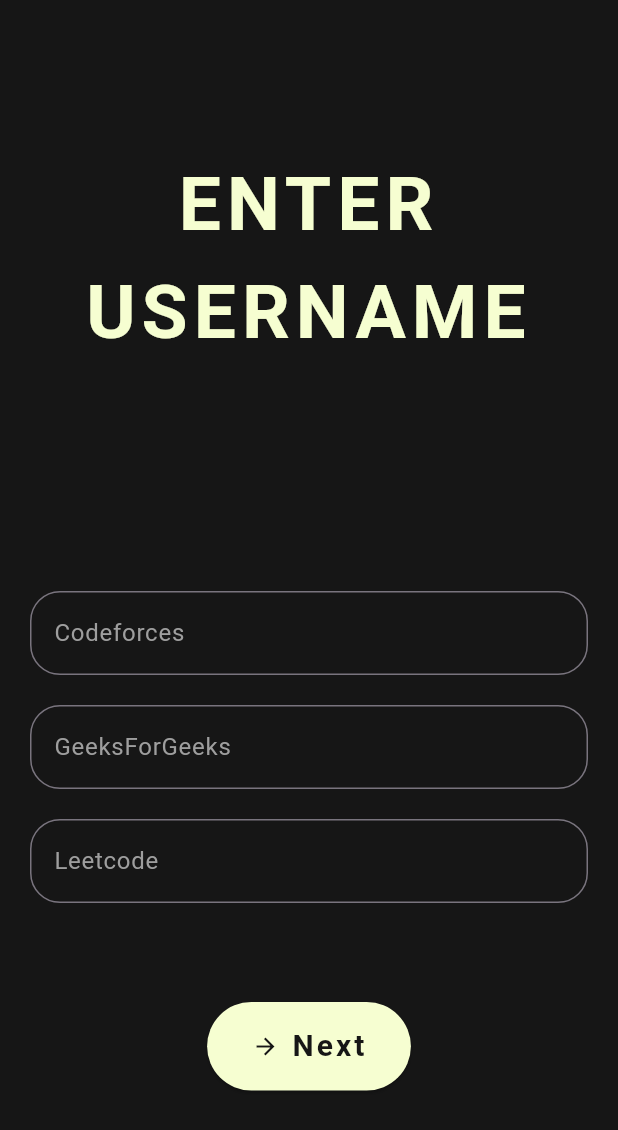
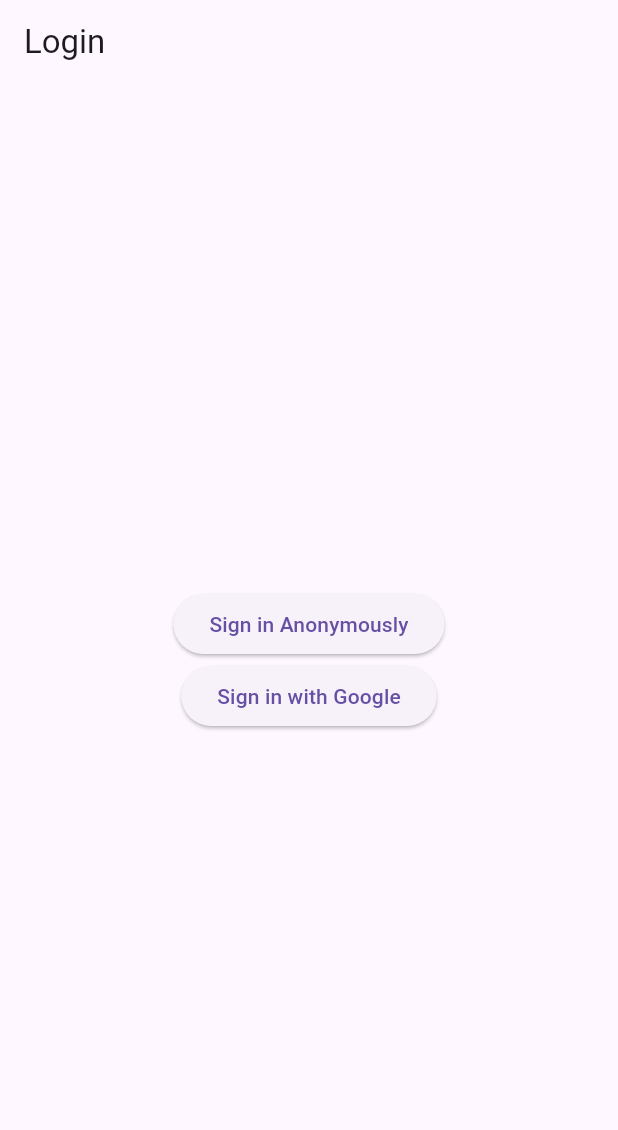
Before and after one commit to Udbhav2105/DevCodeX, a Flutter app: the screen it shows after launch, on a phone screen of 412 x 824 dp. Shown: the top 1130 px of the screen. Run offline on Flutter 3.47's test engine with Material 3 defaults, Android fonts, the phone set to English and light mode, and no system bars; our stand-ins replace firebase_auth, firebase_core, flutter_spinkit, flutter_svg, google_sign_in, syncfusion_flutter_charts; missing offline and left inert: leetcode_unofficial_api; accounts and stored records are empty.

Commit message:
Firebase authentication added

```diff
--- /dev/null
+++ b/lib/firebase_login.dart
@@ -0,0 +1,33 @@
+import 'package:flutter/material.dart';
+import 'package:DevCodeX/auth.dart';
+
+class FirebaseLogin extends StatelessWidget {
+  final AuthService _auth = AuthService();
+  FirebaseLogin({Key? key}) : super(key: key);
+
+  @override
+  Widget build(BuildContext context) {
+    return Scaffold(
+      appBar: AppBar(title: const Text('Login')),
+      body: Center(
+        child: Column(
+          mainAxisAlignment: MainAxisAlignment.center,
+          children: <Widget>[
+            ElevatedButton(
+              onPressed: () async {
+                await _auth.signInAnonymously();
+              },
+              child: const Text('Sign in Anonymously'),
+            ),
+            ElevatedButton(
+              onPressed: () async {
+                await _auth.signInWithGoogle();
+              },
+              child: const Text('Sign in with Google'),
+            ),
+          ],
+        ),
+      ),
+    );
+  }
+}
--- a/lib/main.dart
+++ b/lib/main.dart
@@ -5,16 +5,52 @@ import 'package:DevCodeX/pages/login.dart';
 import 'package:DevCodeX/pages/loading.dart';
 import 'package:DevCodeX/pages/home.dart';
 import 'package:DevCodeX/pages/codeforces_page.dart';
+import 'package:firebase_core/firebase_core.dart';
+import 'firebase_options.dart';
+import 'package:firebase_auth/firebase_auth.dart';
+import 'package:DevCodeX/auth.dart'; // Import your auth.dart
+import 'package:DevCodeX/firebase_login.dart';
+import 'package:flutter_spinkit/flutter_spinkit.dart';
 
-void main() => runApp(MaterialApp(
-  debugShowCheckedModeBanner: false,
-  initialRoute: '/',
-  routes: {
-    '/':(context) => const Login(),
-    '/loading': (context) => const Loading(),
-    '/home': (context) =>  Home(),
-    '/leetcodePage':(context) =>  LeetcodePage(),
-    '/codeforcesPage' :(context) => const Codeforces(),
-    '/geeksforgeeksPage' :(context) => const Geeksforgeeks(),
-  },
-));
+void main() async {
+  WidgetsFlutterBinding.ensureInitialized();
+  await Firebase.initializeApp(
+    options: DefaultFirebaseOptions.currentPlatform,
+  );
+
+  runApp(MyApp());
+}
+
+class MyApp extends StatelessWidget {
+  @override
+  Widget build(BuildContext context) {
+    return MaterialApp(
+      debugShowCheckedModeBanner: false,
+      home: StreamBuilder<User?>(
+        stream: AuthService().authStateChanges,
+        builder: (context, snapshot) {
+          if (snapshot.connectionState == ConnectionState.active) {
+            User? user = snapshot.data;
+            if (user != null) {
+              return const Login(); // User is signed in
+            } else {
+              return FirebaseLogin(); // User is not signed in
+            }
+          } else {
+            return const SpinKitFadingCube(
+              color: Colors.white,
+              size: 50,
+            ); // Waiting for connection state
+          }
+        },
+      ),
+      routes: {
+        '/home': (context) => Home(),
+        '/loading': (context) => const Loading(),
+        '/leetcodePage': (context) => LeetcodePage(),
+        '/codeforcesPage': (context) => const Codeforces(),
+        '/geeksforgeeksPage': (context) => const Geeksforgeeks(),
+      },
+    );
+  }
+}
--- a/pubspec.yaml
+++ b/pubspec.yaml
@@ -40,6 +40,9 @@ dependencies:
   # Use with the CupertinoIcons class for iOS style icons.
   cupertino_icons: ^1.0.8
   flutter_svg: ^2.0.10+1
+  firebase_core: ^3.6.0
+  firebase_auth: ^5.3.1
+  google_sign_in: ^6.2.1
 
 dev_dependencies:
   flutter_test:
```
Also changed, not shown: lib/auth.dart (added, +49 -0 lines), firebase.json (added), lib/firebase_options.dart (added), pubspec.lock, 7 other files.
